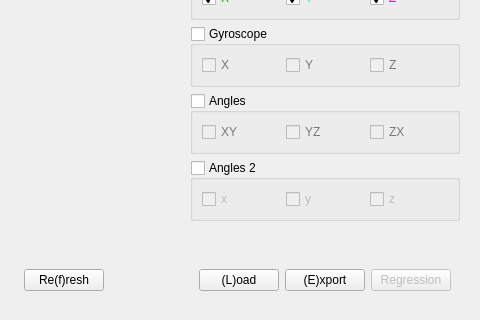
This is tinyos-2.x/trunk/support/cpp/TestShimmer/src/DataWidget.ui in baharev/szte-wsn-code as Qt 5 draws it before an edit; both pictures show x 337 to 817 and y 288 to 608 of the 817 by 608 pixel window. The edited form follows.
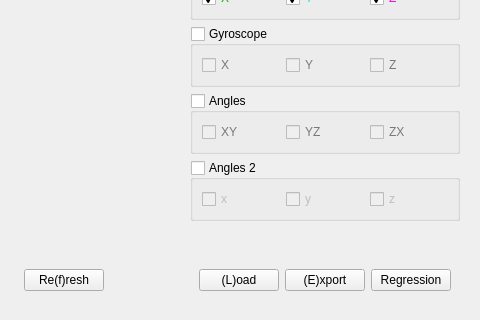
This is the edited form. Custom widgets are drawn as their Qt base class.

Patch:
```diff
--- a/tinyos-2.x/trunk/support/cpp/TestShimmer/src/DataWidget.ui
+++ b/tinyos-2.x/trunk/support/cpp/TestShimmer/src/DataWidget.ui
@@ -946,7 +946,7 @@
         <item>
          <widget class="QPushButton" name="regressionButton">
           <property name="enabled">
-           <bool>false</bool>
+           <bool>true</bool>
           </property>
           <property name="text">
            <string>Regression</string>
```
